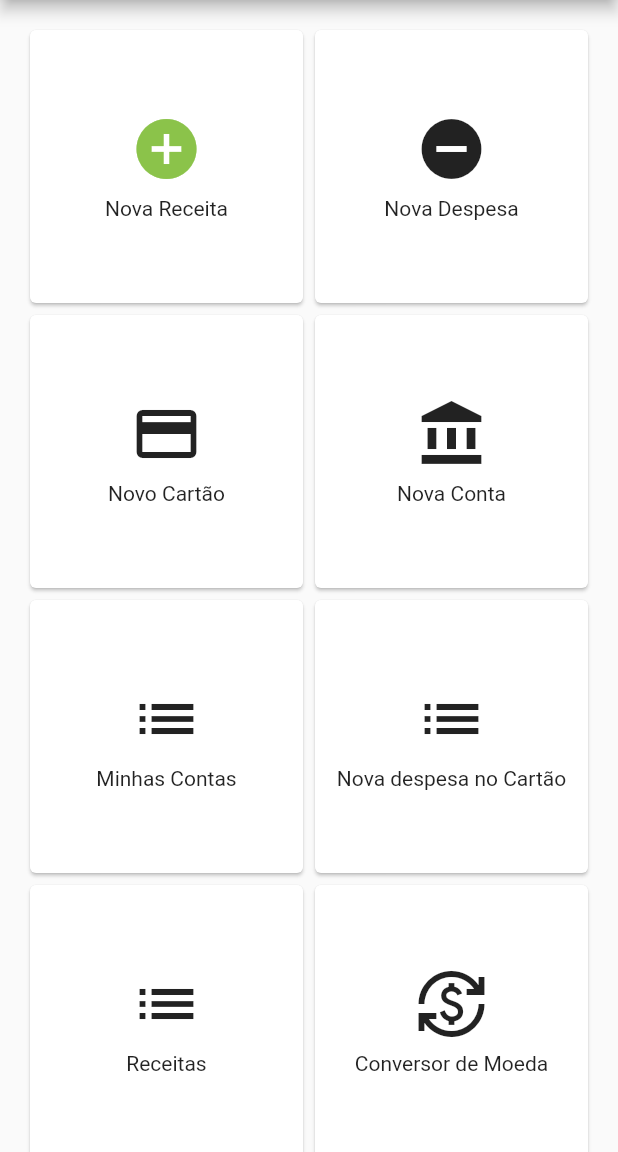
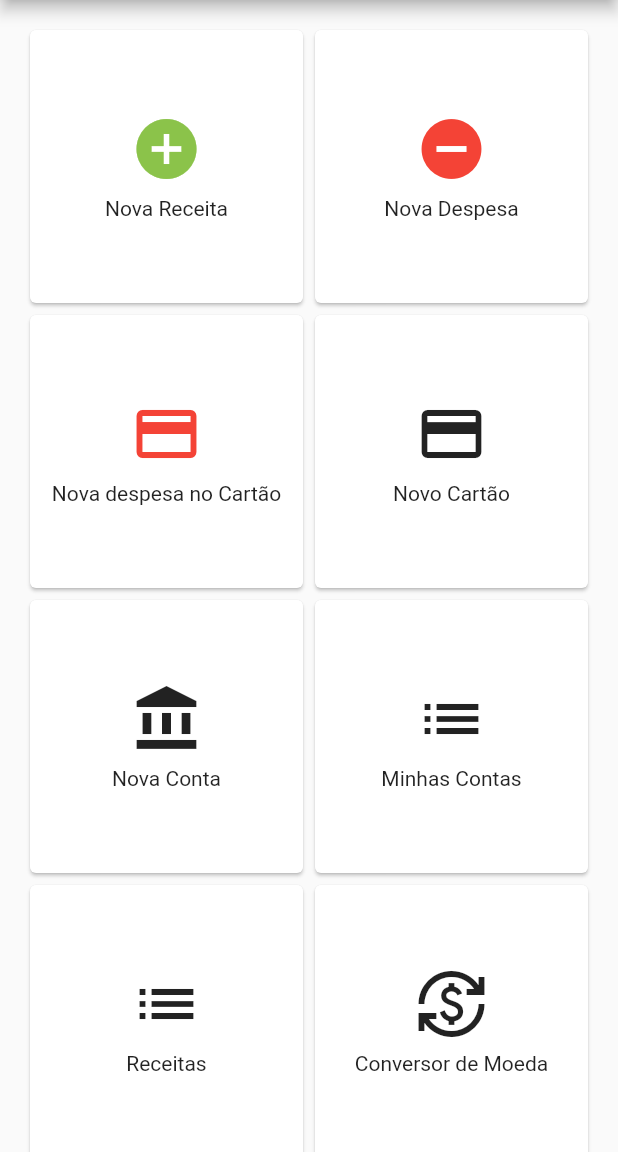
Before and after one commit to abeeatriz/da_minha_conta, a Flutter app: the screen it shows after launch, on a phone screen of 412 x 824 dp, the part 84-1236 px from its top. Run offline on Flutter 3.47's test engine with Material 2 defaults, Android fonts, the phone set to English and light mode, and no system bars; our stand-ins replace extended_masked_text, image_picker, sqflite; accounts and stored records are empty.

Commit message:
changed icon and home page order

```diff
--- a/lib/main.dart
+++ b/lib/main.dart
@@ -69,9 +69,31 @@ class HomePage extends StatelessWidget {
               child: Column(
                 mainAxisAlignment: MainAxisAlignment.center,
                 children: const [
-                  Icon(Icons.remove_circle, size: 48.0),
+                  Icon(Icons.remove_circle, size: 48.0, color: Colors.red),
                   SizedBox(height: 8.0),
                   Text('Nova Despesa', textAlign: TextAlign.center),
+                ],
+              ),
+            ),
+          ),
+          GestureDetector(
+            onTap: () {
+              Navigator.push(
+                context,
+                MaterialPageRoute(builder: (context) => const NovaDespesaCartao()),
+              );
+            },
+            child: Card(
+              child: Column(
+                mainAxisAlignment: MainAxisAlignment.center,
+                children: const [
+                  Icon(
+                    Icons.credit_card,
+                    size: 48.0,
+                    color: Colors.red,
+                  ),
+                  SizedBox(height: 8.0),
+                  Text('Nova despesa no Cartão', textAlign: TextAlign.center),
                 ],
               ),
             ),
@@ -134,24 +156,6 @@ class HomePage extends StatelessWidget {
             onTap: () {
               Navigator.push(
                 context,
-                MaterialPageRoute(builder: (context) => const NovaDespesaCartao()),
-              );
-            },
-            child: Card(
-              child: Column(
-                mainAxisAlignment: MainAxisAlignment.center,
-                children: const [
-                  Icon(Icons.list, size: 48.0),
-                  SizedBox(height: 8.0),
-                  Text('Nova despesa no Cartão', textAlign: TextAlign.center),
-                ],
-              ),
-            ),
-          ),
-          GestureDetector(
-            onTap: () {
-              Navigator.push(
-                context,
                 MaterialPageRoute(builder: (context) => const ReceitasScreen()),
               );
             },
```
